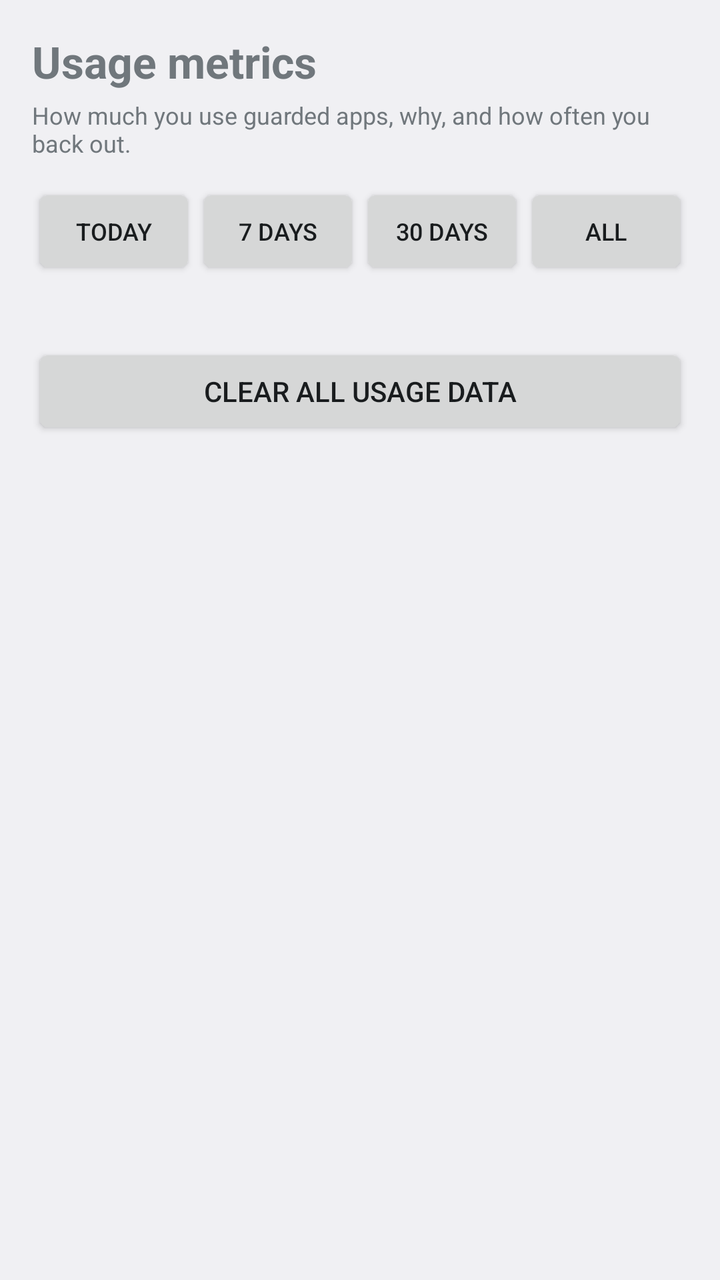
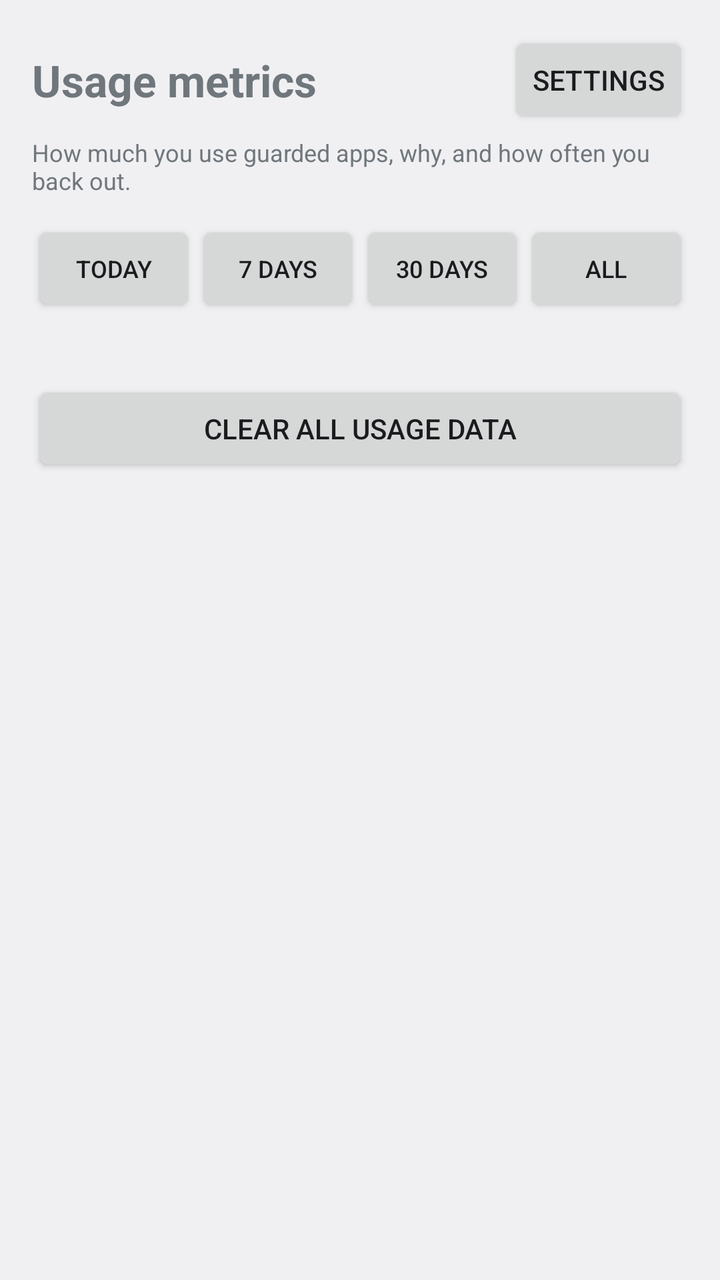

Compare the two renders of this Android layout. The source of the first and the diff that turns it into the second are given below.
<!-- AndroidManifest.xml: activity theme android:Theme.DeviceDefault.Light.NoActionBar -->
<!-- res/layout/activity_metrics.xml -->
<?xml version="1.0" encoding="utf-8"?>
<ScrollView xmlns:android="http://schemas.android.com/apk/res/android"
    android:layout_width="match_parent"
    android:layout_height="match_parent"
    android:fitsSystemWindows="true"
    android:fillViewport="true">

    <LinearLayout
        android:layout_width="match_parent"
        android:layout_height="wrap_content"
        android:orientation="vertical"
        android:padding="16dp">

        <TextView
            android:layout_width="wrap_content"
            android:layout_height="wrap_content"
            android:text="Usage metrics"
            android:textSize="22sp"
            android:textStyle="bold"
            android:paddingBottom="4dp" />

        <TextView
            android:layout_width="wrap_content"
            android:layout_height="wrap_content"
            android:text="How much you use guarded apps, why, and how often you back out."
            android:textSize="12sp"
            android:paddingBottom="12dp" />

        <LinearLayout
            android:layout_width="match_parent"
            android:layout_height="wrap_content"
            android:orientation="horizontal"
            android:paddingBottom="8dp">

            <Button
                android:id="@+id/rangeToday"
                android:layout_width="0dp"
                android:layout_weight="1"
                android:layout_height="wrap_content"
                android:textSize="12sp"
                android:text="Today" />

            <Button
                android:id="@+id/range7"
                android:layout_width="0dp"
                android:layout_weight="1"
                android:layout_height="wrap_content"
                android:textSize="12sp"
                android:text="7 days" />

            <Button
                android:id="@+id/range30"
                android:layout_width="0dp"
                android:layout_weight="1"
                android:layout_height="wrap_content"
                android:textSize="12sp"
                android:text="30 days" />

            <Button
                android:id="@+id/rangeAll"
                android:layout_width="0dp"
                android:layout_weight="1"
                android:layout_height="wrap_content"
                android:textSize="12sp"
                android:text="All" />
        </LinearLayout>

        <LinearLayout
            android:id="@+id/metricsContainer"
            android:layout_width="match_parent"
            android:layout_height="wrap_content"
            android:orientation="vertical" />

        <Button
            android:id="@+id/buttonClearMetrics"
            android:layout_width="match_parent"
            android:layout_height="wrap_content"
            android:layout_marginTop="24dp"
            android:text="Clear all usage data" />

    </LinearLayout>
</ScrollView>
<!-- resources referenced by this layout -->
<resources>

</resources>

<!-- the commit's change to res/layout/activity_metrics.xml (unified diff, before → after) -->
@@ -11,13 +11,28 @@
         android:orientation="vertical"
         android:padding="16dp">
 
-        <TextView
-            android:layout_width="wrap_content"
+        <LinearLayout
+            android:layout_width="match_parent"
             android:layout_height="wrap_content"
-            android:text="Usage metrics"
-            android:textSize="22sp"
-            android:textStyle="bold"
-            android:paddingBottom="4dp" />
+            android:orientation="horizontal"
+            android:gravity="center_vertical"
+            android:paddingBottom="4dp">
+
+            <TextView
+                android:layout_width="0dp"
+                android:layout_weight="1"
+                android:layout_height="wrap_content"
+                android:text="Usage metrics"
+                android:textSize="22sp"
+                android:textStyle="bold" />
+
+            <Button
+                android:id="@+id/buttonSettings"
+                android:layout_width="wrap_content"
+                android:layout_height="wrap_content"
+                android:minWidth="0dp"
+                android:text="Settings" />
+        </LinearLayout>
 
         <TextView
             android:layout_width="wrap_content"
